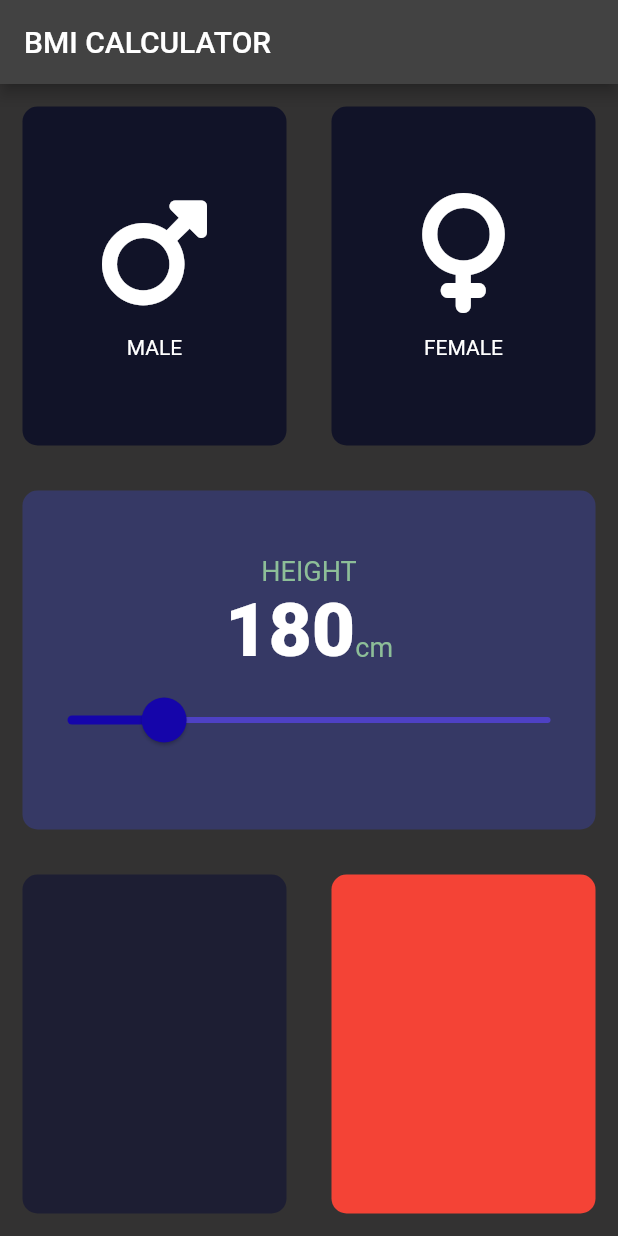
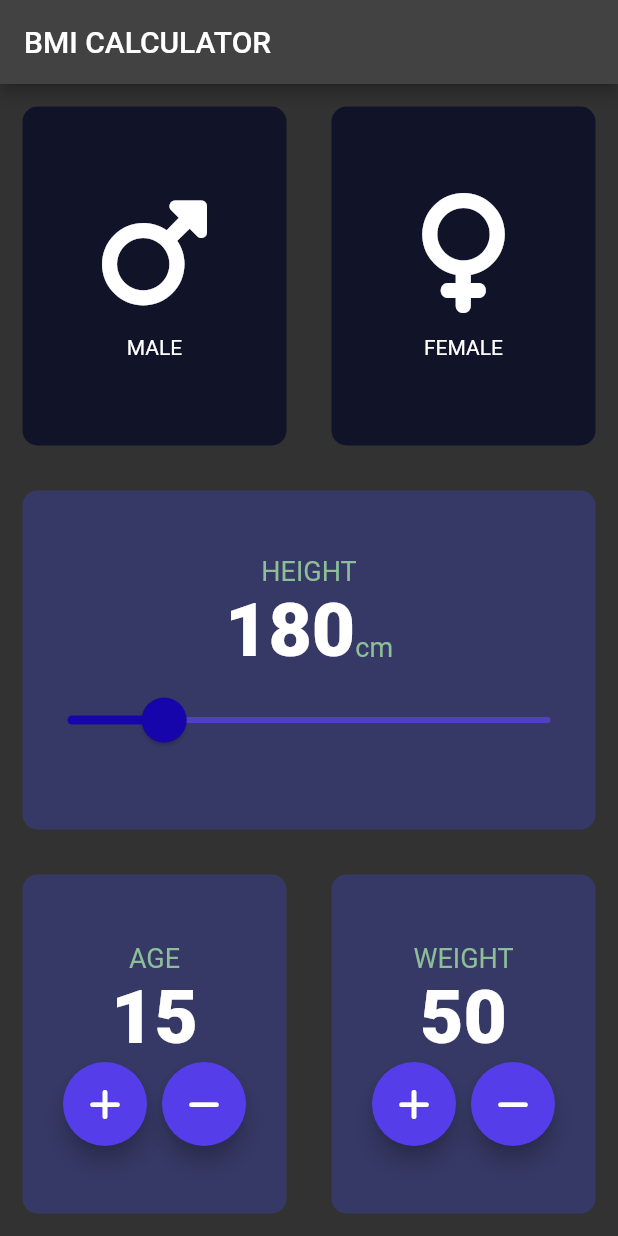
Before and after one commit to musyimi/bmi, a Flutter app: the screen it shows after launch, on a phone screen of 412 x 824 dp. Run offline on Flutter 3.47's test engine with Material 2 defaults, Android fonts, the phone set to English and light mode, and no system bars; our stand-ins replace font_awesome_flutter.

Commit message:
building flutter widgets from scratch i.e the buttons

```diff
--- a/lib/Input_page.dart
+++ b/lib/Input_page.dart
@@ -19,6 +19,8 @@
 class _InputPageState extends State<InputPage> {
   Gender? selectedGender;
   int height = 180;
+  int weight = 50;
+  int age = 15;
 
   @override
   Widget build(BuildContext context) {
@@ -119,13 +121,87 @@
                   Expanded(
                     child: ReusableCard(
                       onPress: () {},
-                      colour: Color(0xFF1D1E33),
+                      colour: kActiveCardColour,
+                      cardChild: Column(
+                        mainAxisAlignment: MainAxisAlignment.center,
+                        children: <Widget>[
+                          Text(
+                            'AGE',
+                            style: kLabelTextStyle,
+                          ),
+                          Text(
+                            age.toString(),
+                            style: kNumberTextStyle,
+                          ),
+                          Row(
+                            mainAxisAlignment: MainAxisAlignment.center,
+                            children: [
+                              RoundIconButton(
+                                icon: FontAwesomeIcons.plus,
+                                onPressed: () {
+                                  setState(() {
+                                    age++;
+                                  });
+                                },
+                              ),
+                              SizedBox(
+                                width: 10.0,
+                              ),
+                              RoundIconButton(
+                                icon: FontAwesomeIcons.minus,
+                                onPressed: () {
+                                  setState(() {
+                                    age--;
+                                  });
+                                },
+                              ),
+                            ],
+                          )
+                        ],
+                      ),
                     ),
                   ),
                   Expanded(
                     child: ReusableCard(
                       onPress: () {},
-                      colour: Colors.red,
+                      colour: kActiveCardColour,
+                      cardChild: Column(
+                        mainAxisAlignment: MainAxisAlignment.center,
+                        children: <Widget>[
+                          Text(
+                            'WEIGHT',
+                            style: kLabelTextStyle,
+                          ),
+                          Text(
+                            weight.toString(),
+                            style: kNumberTextStyle,
+                          ),
+                          Row(
+                            mainAxisAlignment: MainAxisAlignment.center,
+                            children: [
+                              RoundIconButton(
+                                icon: FontAwesomeIcons.plus,
+                                onPressed: () {
+                                  setState(() {
+                                    weight++;
+                                  });
+                                },
+                              ),
+                              SizedBox(
+                                width: 10.0,
+                              ),
+                              RoundIconButton(
+                                icon: FontAwesomeIcons.minus,
+                                onPressed: () {
+                                  setState(() {
+                                    weight--;
+                                  });
+                                },
+                              ),
+                            ],
+                          )
+                        ],
+                      ),
                     ),
                   ),
                 ],
@@ -135,3 +211,25 @@
         ));
   }
 }
+
+class RoundIconButton extends StatelessWidget {
+  RoundIconButton({required this.icon, required this.onPressed});
+
+  final IconData? icon;
+  final Function()? onPressed;
+
+  @override
+  Widget build(BuildContext context) {
+    return RawMaterialButton(
+      child: Icon(icon),
+      onPressed: onPressed,
+      elevation: 6.0,
+      constraints: BoxConstraints.tightFor(
+        width: 56.0,
+        height: 56.0,
+      ),
+      shape: CircleBorder(),
+      fillColor: Color(0xFF553EEA),
+    );
+  }
+}
```
